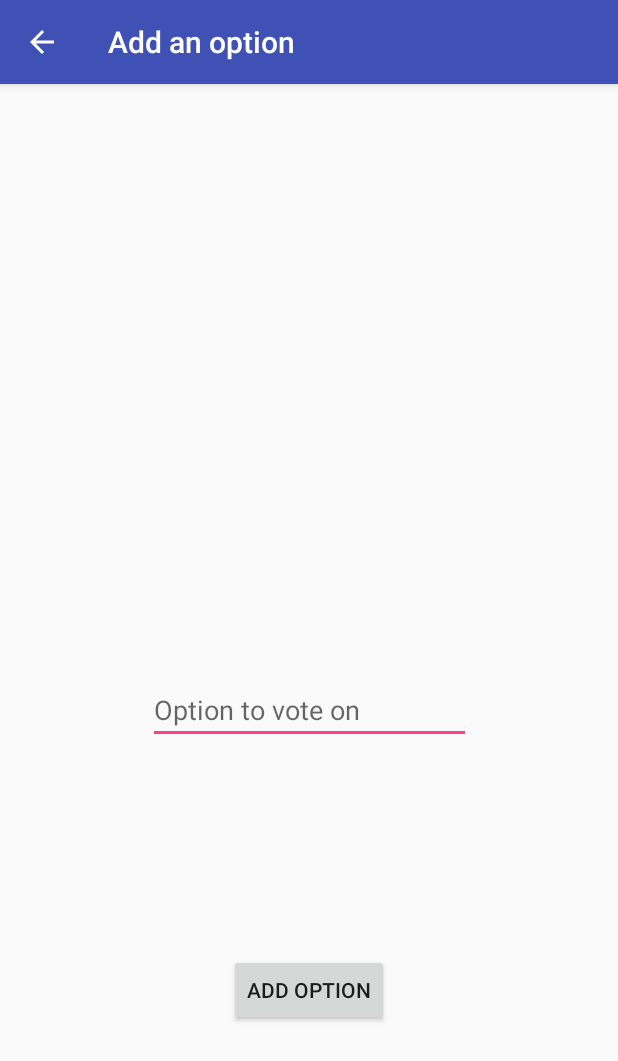
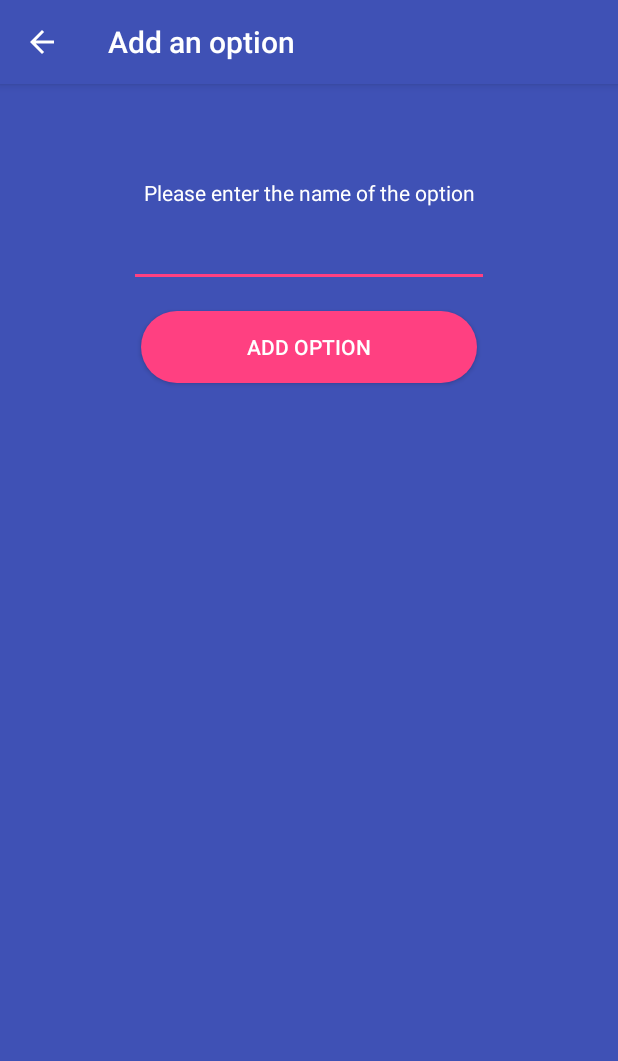
Before and after one commit to andrew-welsh626/HackOHIO2018, an Android app: the AddActivity screen opened directly, with no data from a screen before it, on a phone screen of 412 x 824 dp. Shown: the top 1061 px of the screen. Run offline under Robolectric (Android 15) with nearby library versions, the phone set to English and light mode, and no system bars; our stand-ins replace Firebase (no records; nobody signed in at launch, a user with empty details on screens opened directly).

Commit message:
Bug Fixes and AddActivity back navigation.

```diff
--- a/app/src/main/java/vote/hackohio/com/ezfunvoting/AddActivity.java
+++ b/app/src/main/java/vote/hackohio/com/ezfunvoting/AddActivity.java
@@ -14,13 +14,15 @@ import java.util.HashMap;
 
 public class AddActivity extends AppCompatActivity {
 
+    private String groupName;
+
     @Override
     protected void onCreate(Bundle savedInstanceState) {
         super.onCreate(savedInstanceState);
         setContentView(R.layout.activity_add);
 
-        final Button button = findViewById(R.id.addbtn);
-        final String groupName = getIntent().getStringExtra("GROUP_NAME");
+        final Button button = findViewById(R.id.add_button);
+        groupName = getIntent().getStringExtra("GROUP_NAME");
 
         button.setOnClickListener(new View.OnClickListener() {
             public void onClick(View v) {
@@ -29,8 +31,32 @@ public class AddActivity extends AppCompatActivity {
         });
     }
 
+    /*
+     * Define behavior for the ActionBar home button
+     */
+    @Override
+    public boolean onSupportNavigateUp() {
+        Intent intent = new Intent(this, VoteActivity.class);
+        intent.putExtra(VoteActivity.GROUP_NAME_EXTRA_KEY, groupName);
+        startActivity(intent);
+        finish();
+
+        return true;
+    }
+
+    @Override
+    public boolean onNavigateUp() {
+
+        Intent intent = new Intent(this, VoteActivity.class);
+        intent.putExtra(VoteActivity.GROUP_NAME_EXTRA_KEY, groupName);
+        startActivity(intent);
+        finish();
+
+        return true;
+    }
+
     protected void addOption(View v, String groupName){
-        EditText optionNameET = findViewById(R.id.editText);
+        EditText optionNameET = findViewById(R.id.et_add);
         String optionName = optionNameET.getText().toString();
 
         // Add the option to the database
--- a/app/src/main/java/vote/hackohio/com/ezfunvoting/OptionModel.java
+++ b/app/src/main/java/vote/hackohio/com/ezfunvoting/OptionModel.java
@@ -32,7 +32,7 @@ public class OptionModel implements Comparable {
 
     @Override
     public boolean equals(Object other) {
-        return other instanceof OptionModel && ((OptionModel) other).id.equals(this.id);
+        return other instanceof OptionModel && ((OptionModel) other).name.equals(this.name);
     }
 
     @Override
--- a/app/src/main/java/vote/hackohio/com/ezfunvoting/VoteActivity.java
+++ b/app/src/main/java/vote/hackohio/com/ezfunvoting/VoteActivity.java
@@ -140,15 +140,14 @@ public class VoteActivity extends AppCompatActivity {
                     adapter.notifyDataSetChanged();
                 }
 
-                Collections.sort(options, new SingleUserOptionComparator(userID));
-
             }
 
             @Override
             public void onChildChanged(@NonNull DataSnapshot dataSnapshot, @Nullable String s) {
 
-                if (!dataSnapshot.getKey().equals("name") && !dataSnapshot.getKey().equals("id")) {
+                if (!dataSnapshot.getKey().equals("name") && !dataSnapshot.getKey().equals("id") && !dataSnapshot.getKey().equals("algorithm")) {
                     OptionModel option = dataSnapshot.getValue(OptionModel.class);
+                    option.setId(dataSnapshot.getKey());
                     options.set(options.indexOf(option), option);
                     Collections.sort(options, new SingleUserOptionComparator(userID));
                 }
--- a/app/src/main/res/layout/activity_add.xml
+++ b/app/src/main/res/layout/activity_add.xml
@@ -5,35 +5,50 @@
     android:layout_width="match_parent"
     android:layout_height="match_parent"
     tools:context=".AddActivity"
-    tools:layout_editor_absoluteY="81dp">
+    tools:layout_editor_absoluteY="81dp"
+    android:background="@color/colorPrimary">
+
+    <TextView
+        android:id="@+id/tv_label_add_name"
+        android:layout_width="0dp"
+        android:layout_height="wrap_content"
+        android:layout_marginBottom="8dp"
+        android:text="@string/please_enter_the_name_of_the_option"
+        app:layout_constraintBottom_toTopOf="@+id/et_add"
+        app:layout_constraintEnd_toEndOf="@+id/et_add"
+        app:layout_constraintStart_toStartOf="@+id/et_add"
+        android:gravity="center"
+        android:textColor="#FFFFFF"/>
+
+    <Button
+        android:id="@+id/add_button"
+        android:layout_width="0dp"
+        android:layout_height="wrap_content"
+        android:layout_marginEnd="8dp"
+        android:layout_marginLeft="8dp"
+        android:layout_marginRight="8dp"
+        android:layout_marginStart="8dp"
+        android:layout_marginTop="16dp"
+        android:background="@drawable/rounded_light_buttons"
+        android:text="@string/add_option"
+        android:textColor="#FFFFFF"
+        app:layout_constraintEnd_toEndOf="@+id/et_add"
+        app:layout_constraintStart_toStartOf="@+id/et_add"
+        app:layout_constraintTop_toBottomOf="@+id/et_add" />
 
     <EditText
-        android:id="@+id/editText"
-        android:layout_width="215dp"
-        android:layout_height="wrap_content"
-        android:layout_marginStart="8dp"
-        android:layout_marginLeft="8dp"
-        android:layout_marginEnd="8dp"
-        android:layout_marginRight="8dp"
-        android:layout_marginBottom="140dp"
-        android:ems="10"
-        android:hint="Option to vote on"
-        android:inputType="textPersonName"
-        app:layout_constraintBottom_toTopOf="@+id/addbtn"
-        app:layout_constraintEnd_toEndOf="parent"
-        app:layout_constraintStart_toStartOf="parent" />
-
-    <Button
-        android:id="@+id/addbtn"
+        android:id="@+id/et_add"
         android:layout_width="wrap_content"
         android:layout_height="wrap_content"
-        android:layout_marginStart="8dp"
-        android:layout_marginLeft="8dp"
-        android:layout_marginEnd="8dp"
-        android:layout_marginRight="8dp"
-        android:layout_marginBottom="140dp"
-        android:text="Add Option"
-        app:layout_constraintBottom_toBottomOf="parent"
+        android:layout_marginTop="90dp"
+        android:width="240dp"
+        android:inputType="textPersonName"
+        android:shadowColor="#FFFFFF"
+        android:textColor="#FFFFFF"
+        android:textColorHint="#FFFFFF"
+        app:layout_constraintBottom_toTopOf="@id/add_button"
         app:layout_constraintEnd_toEndOf="parent"
-        app:layout_constraintStart_toStartOf="parent" />
+        app:layout_constraintStart_toStartOf="parent"
+        app:layout_constraintTop_toTopOf="parent" />
+
 </android.support.constraint.ConstraintLayout>
--- a/app/src/main/res/values/strings.xml
+++ b/app/src/main/res/values/strings.xml
@@ -23,4 +23,6 @@
         first choice. The option that fewest people choose as their first choice is eliminated.
         Then, the process repeats and counts votes for each voter\'s favorite among the remaining options,
         eliminating on option on each repetition. The winning choices is the last remaining option. </string>
+    <string name="add_option">Add Option</string>
+    <string name="please_enter_the_name_of_the_option">Please enter the name of the option</string>
 </resources>
```
Also changed, not shown: app/src/main/java/vote/hackohio/com/ezfunvoting/Results.java (+14 -3 lines).
